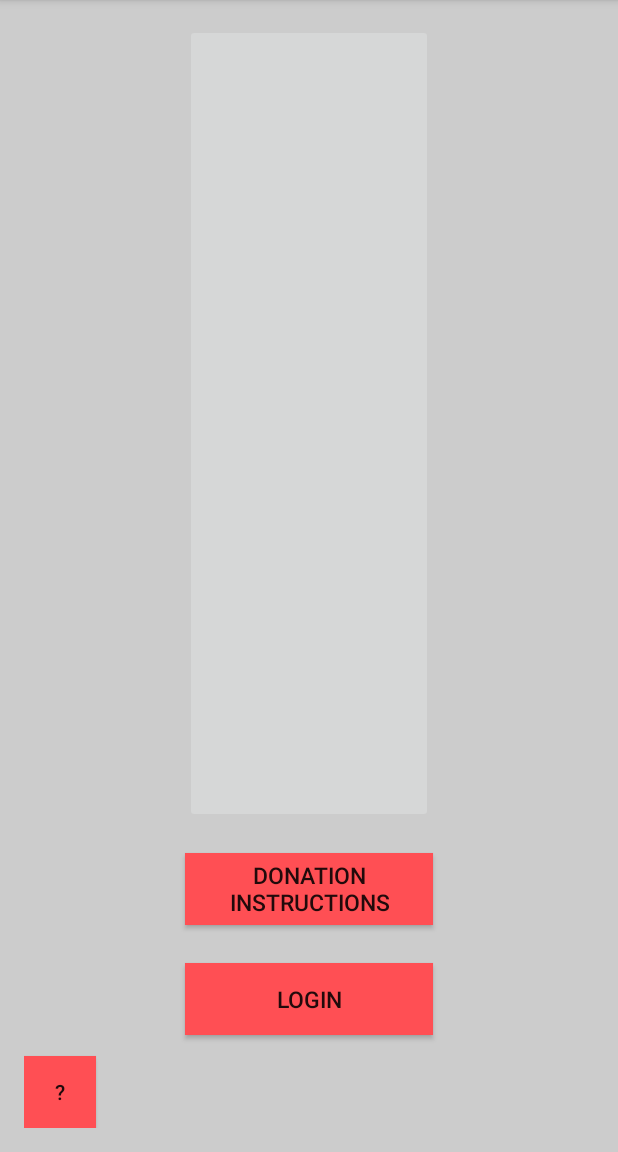
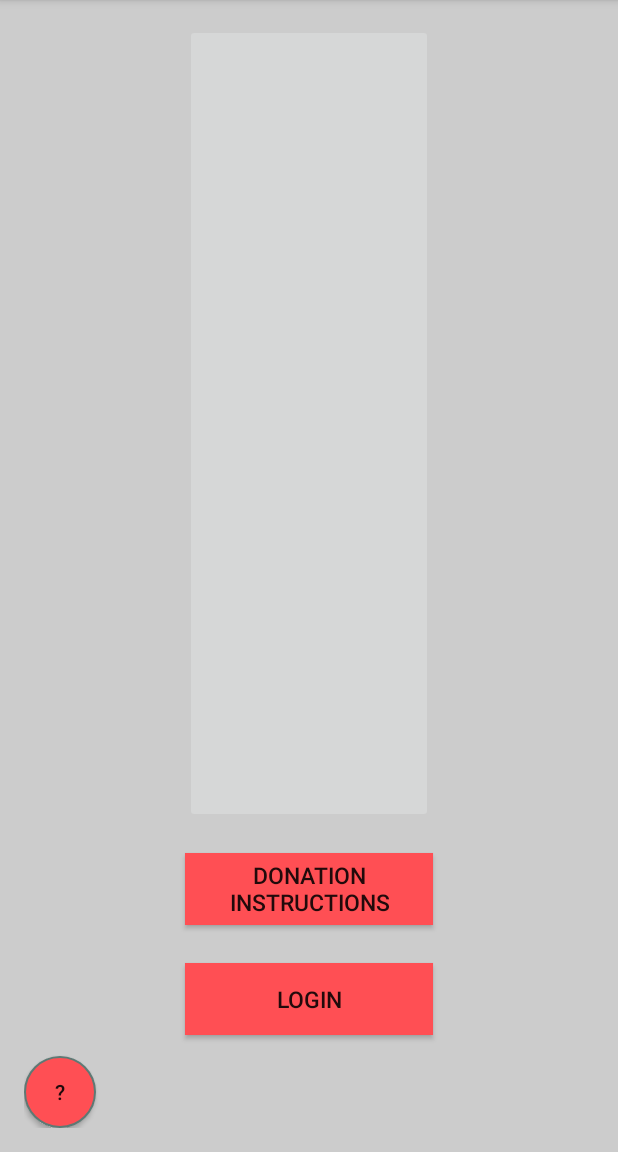
Before and after one commit to denix00/Blood4You, an Android app: the screen it shows after launch (MainActivity), on a phone screen of 412 x 824 dp, the part 84-1236 px from its top. Run offline under Robolectric (Android 15) with nearby library versions, the phone set to English and light mode, and no system bars.

Commit message:
- help btn

```diff
--- /dev/null
+++ b/app/src/main/res/drawable/round_btn.xml
@@ -0,0 +1,31 @@
+<?xml version="1.0" encoding="utf-8"?>
+<selector xmlns:android="http://schemas.android.com/apk/res/android" >
+    <item android:state_pressed="true" >
+        <shape android:shape="rectangle"  >
+            <corners android:radius="50dip" />
+            <stroke android:width="1dip"
+                    android:color="#5e7974" />
+            <gradient android:angle="-90"
+                      android:startColor="@color/btnColor"
+                      android:endColor="@color/btnColor"  />
+        </shape>
+    </item>
+    <item android:state_focused="true">
+        <shape android:shape="rectangle"  >
+            <corners android:radius="50dip" />
+            <stroke android:width="1dip"
+                    android:color="@color/btnColor" />
+            <solid android:color="@color/btnColor"/>
+        </shape>
+    </item>
+    <item >
+        <shape android:shape="rectangle"  >
+            <corners android:radius="50dip" />
+            <stroke android:width="1dip"
+                android:color="#5e7974" />
+            <gradient android:angle="-90"
+                      android:startColor="@color/btnColor"
+                      android:endColor="@color/btnColor" />
+        </shape>
+    </item>
+</selector>
--- a/app/src/main/res/layout/activity_main.xml
+++ b/app/src/main/res/layout/activity_main.xml
@@ -62,7 +62,7 @@
         android:layout_alignParentBottom="true"
         android:layout_alignParentLeft="true"
         android:layout_alignParentStart="true"
-        android:background="@color/btnColor"
+        android:background="@drawable/round_btn"
         android:clickable="true"
         android:onClick="clickHandlerHelp"/>
 
```
